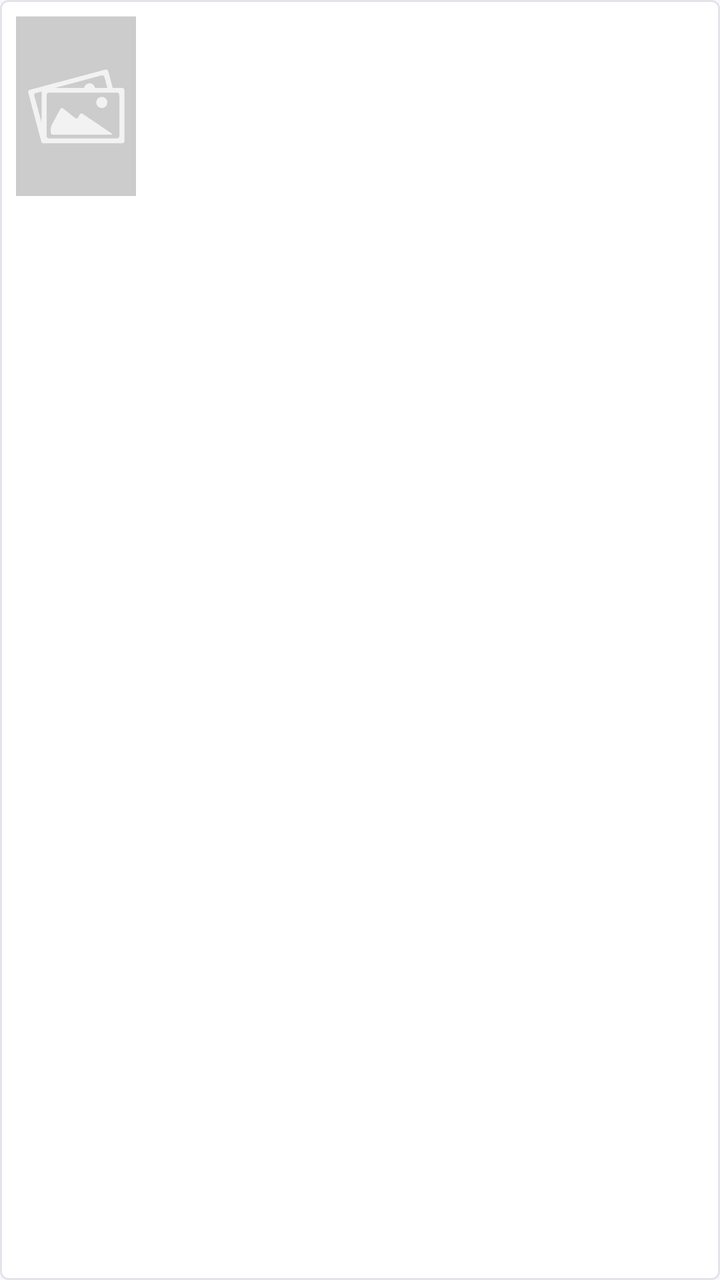
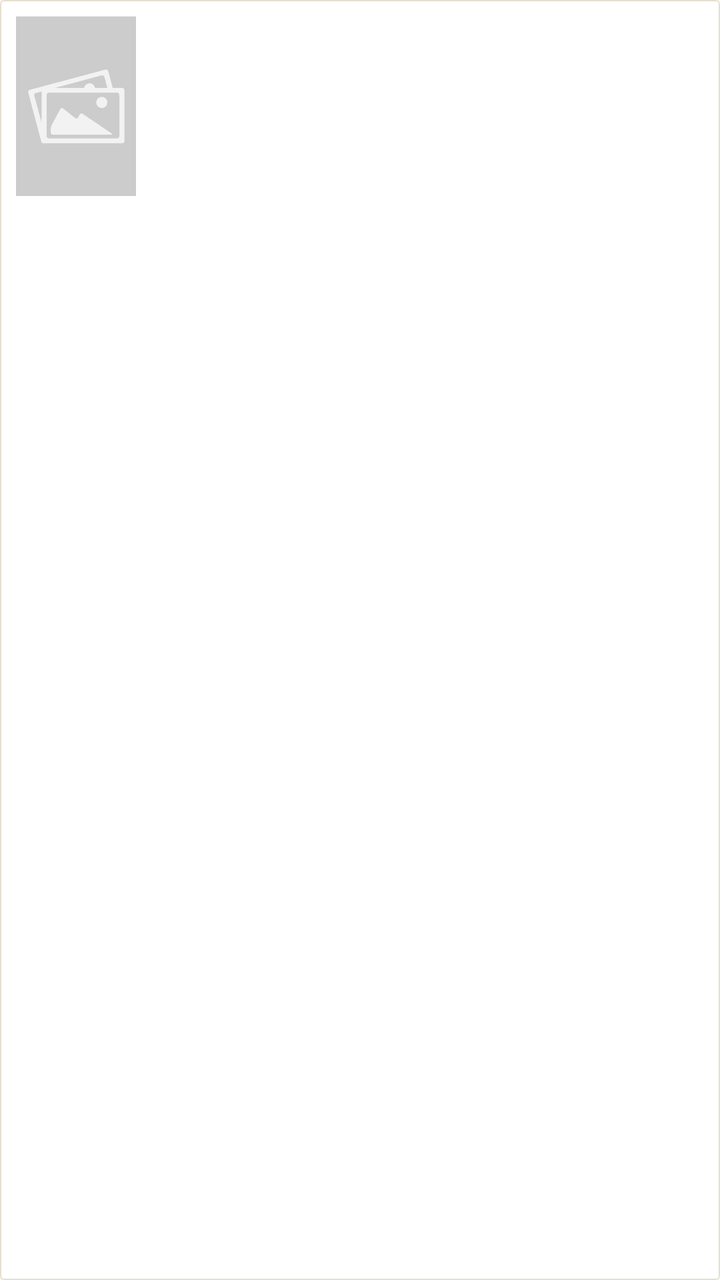

The first picture is an Android layout as it rendered before a commit; the second is the same layout after the commit. The layout source and the unified diff follow.
<!-- AndroidManifest.xml: application theme Theme.CineXplora -->
<!-- res/layout/item_filmography.xml -->
<?xml version="1.0" encoding="utf-8"?>
<com.google.android.material.card.MaterialCardView xmlns:android="http://schemas.android.com/apk/res/android"
    xmlns:app="http://schemas.android.com/apk/res-auto"
    android:layout_width="match_parent"
    android:layout_height="wrap_content"
    android:layout_marginHorizontal="@dimen/space_lg"
    android:layout_marginBottom="@dimen/space_sm"
    app:cardCornerRadius="@dimen/radius_sm"
    app:cardElevation="0dp"
    app:strokeWidth="@dimen/card_border_width"
    app:strokeColor="?android:attr/listDivider">

    <LinearLayout
        android:layout_width="match_parent"
        android:layout_height="wrap_content"
        android:orientation="horizontal"
        android:padding="8dp">

        <ImageView
            android:id="@+id/imgFilmographyPoster"
            android:layout_width="60dp"
            android:layout_height="90dp"
            android:scaleType="centerCrop"
            android:src="@drawable/placeholder" />

        <LinearLayout
            android:layout_width="0dp"
            android:layout_height="wrap_content"
            android:layout_weight="1"
            android:layout_marginStart="12dp"
            android:layout_gravity="center_vertical"
            android:orientation="vertical">

            <TextView
                android:id="@+id/txtFilmographyTitle"
                android:layout_width="match_parent"
                android:layout_height="wrap_content"
                android:ellipsize="end"
                android:maxLines="2"
                android:textColor="?android:attr/textColorPrimary"
                android:textSize="15sp"
                android:textStyle="bold" />

            <LinearLayout
                android:layout_width="match_parent"
                android:layout_height="wrap_content"
                android:layout_marginTop="4dp"
                android:gravity="center_vertical"
                android:orientation="horizontal">

                <TextView
                    android:id="@+id/txtFilmographyYear"
                    android:layout_width="wrap_content"
                    android:layout_height="wrap_content"
                    android:textColor="?android:attr/textColorSecondary"
                    android:textSize="13sp" />

                <TextView
                    android:id="@+id/txtFilmographyType"
                    android:layout_width="wrap_content"
                    android:layout_height="wrap_content"
                    android:layout_marginStart="8dp"
                    android:paddingHorizontal="8dp"
                    android:paddingVertical="2dp"
                    android:textColor="@android:color/white"
                    android:textSize="11sp"
                    android:textStyle="bold" />
            </LinearLayout>

            <TextView
                android:id="@+id/txtFilmographyRole"
                android:layout_width="match_parent"
                android:layout_height="wrap_content"
                android:layout_marginTop="4dp"
                android:ellipsize="end"
                android:maxLines="1"
                android:textColor="?android:attr/textColorSecondary"
                android:textSize="13sp" />

        </LinearLayout>
    </LinearLayout>
</com.google.android.material.card.MaterialCardView>
<!-- resources referenced by this layout -->
<resources>
  <dimen name="card_border_width">1dp</dimen>
  <dimen name="radius_sm">4dp</dimen>
  <style name="Base.Theme.CineXplora" parent="Theme.Material3.DayNight.NoActionBar">
  
          <item name="colorPrimary">@color/light_accent_primary</item>
          <item name="colorPrimaryVariant">@color/light_accent_primary_variant</item>
          <item name="colorOnPrimary">@color/light_on_accent</item>
          <item name="colorSecondary">@color/light_accent_secondary</item>
          <item name="colorOnSecondary">@color/light_on_accent</item>
  
  
          <item name="android:windowBackground">@color/light_background</item>
          <item name="colorSurface">@color/light_surface</item>
          <item name="colorSurfaceVariant">@color/light_surface_elevated</item>
          <item name="colorOnSurface">@color/light_text_primary</item>
          <item name="colorOnSurfaceVariant">@color/light_text_secondary</item>
  
          <item name="android:textColorPrimary">@color/light_text_primary</item>
          <item name="android:textColorSecondary">@color/light_text_secondary</item>
          <item name="android:textColorHint">@color/light_text_disabled</item>
  
          <item name="colorControlNormal">@color/light_text_secondary</item>
          <item name="colorControlActivated">@color/light_accent_primary</item>
          <item name="colorError">@color/light_error</item>
  
          <item name="android:statusBarColor">@color/light_background</item>
          <item name="android:windowLightStatusBar">true</item>
  
          <item name="android:listDivider">@color/light_divider</item>
  
          <item name="accentGlow">@color/light_accent_glow</item>
          <item name="badgeMovie">@color/light_badge_movie</item>
          <item name="badgeSerie">@color/light_badge_serie</item>
          <item name="errorSurface">@color/light_error_surface</item>
          <item name="successColor">@color/light_success</item>
          <item name="successSurface">@color/light_success_surface</item>
          <item name="surfaceElevated">@color/light_surface_elevated</item>
  
          <item name="textInputStyle">@style/CineXplora.TextInputLayout</item>
          <item name="materialButtonStyle">@style/CineXplora.Button</item>
          <item name="materialCardViewStyle">@style/CineXplora.Card</item>
          <item name="alertDialogTheme">@style/CineXplora.AlertDialog</item>
      </style>
  <color name="light_accent_primary">#6C5CE7</color>
  <color name="light_accent_primary_variant">#5A4BD1</color>
  <color name="light_accent_secondary">#00D2D3</color>
  <color name="light_background">#F8F9FA</color>
  <color name="light_surface_elevated">#F0F1F3</color>
  <color name="light_text_primary">#0D0F13</color>
  <color name="light_text_secondary">#5A5F6B</color>
  <color name="light_text_disabled">#A0A4AD</color>
  <color name="light_error">#E74C3C</color>
  <color name="light_divider">#E2E4E9</color>
  <color name="light_accent_glow">#1A6C5CE7</color>
  <color name="light_badge_movie">#6C5CE7</color>
  <color name="light_badge_serie">#00D2D3</color>
  <color name="light_error_surface">#FDECEC</color>
  <color name="light_success">#27AE60</color>
  <color name="light_success_surface">#E8F8EF</color>
  <style name="CineXplora.TextInputLayout" parent="Widget.Material3.TextInputLayout.OutlinedBox">
          <item name="boxCornerRadiusTopStart">@dimen/radius_sm</item>
          <item name="boxCornerRadiusTopEnd">@dimen/radius_sm</item>
          <item name="boxCornerRadiusBottomStart">@dimen/radius_sm</item>
          <item name="boxCornerRadiusBottomEnd">@dimen/radius_sm</item>
          <item name="boxStrokeColor">?android:attr/listDivider</item>
          <item name="boxStrokeWidthFocused">2dp</item>
          <item name="hintTextColor">?attr/colorPrimary</item>
      </style>
  <style name="CineXplora.Button" parent="Widget.Material3.Button">
          <item name="cornerRadius">@dimen/radius_sm</item>
          <item name="android:minHeight">@dimen/button_height</item>
          <item name="backgroundTint">?attr/colorPrimary</item>
          <item name="android:textColor">?attr/colorOnPrimary</item>
          <item name="android:textSize">14sp</item>
          <item name="android:textStyle">bold</item>
          <item name="android:letterSpacing">0.02</item>
          <item name="android:textAllCaps">false</item>
      </style>
  <style name="CineXplora.Card" parent="Widget.Material3.CardView.Filled">
          <item name="cardCornerRadius">@dimen/radius_sm</item>
          <item name="cardElevation">0dp</item>
          <item name="strokeWidth">@dimen/card_border_width</item>
          <item name="strokeColor">?android:attr/listDivider</item>
          <item name="cardBackgroundColor">?attr/colorSurface</item>
      </style>
  <style name="CineXplora.AlertDialog" parent="ThemeOverlay.Material3.MaterialAlertDialog">
          <item name="android:background">@drawable/bg_dialog</item>
          <item name="android:windowMinWidthMajor">80%</item>
          <item name="android:windowMinWidthMinor">90%</item>
          <item name="buttonBarPositiveButtonStyle">@style/CineXplora.AlertDialog.Button</item>
          <item name="buttonBarNegativeButtonStyle">@style/CineXplora.AlertDialog.Button.Negative</item>
      </style>
  <!-- drawable bg_dialog (drawable) -->
  <?xml version="1.0" encoding="utf-8"?>
  <shape xmlns:android="http://schemas.android.com/apk/res/android">
      <solid android:color="?attr/colorSurface" />
      <corners android:radius="@dimen/radius_lg" />
  </shape>
  <style name="CineXplora.AlertDialog.Button" parent="Widget.Material3.Button.TextButton">
          <item name="android:textColor">?attr/colorPrimary</item>
          <item name="android:textStyle">bold</item>
          <item name="android:textAllCaps">false</item>
      </style>
  <style name="CineXplora.AlertDialog.Button.Negative" parent="Widget.Material3.Button.TextButton">
          <item name="android:textColor">?android:attr/textColorSecondary</item>
          <item name="android:textAllCaps">false</item>
      </style>
  <dimen name="radius_lg">4dp</dimen>
  <!-- unchanged entries left out for length: 7 -->
</resources>

<!-- the commit's change to res/layout/item_filmography.xml (unified diff, before → after) -->
@@ -62,7 +62,7 @@
                     android:layout_marginStart="8dp"
                     android:paddingHorizontal="8dp"
                     android:paddingVertical="2dp"
-                    android:textColor="@android:color/white"
+                    android:textColor="?attr/colorPrimary"
                     android:textSize="11sp"
                     android:textStyle="bold" />
             </LinearLayout>
<!-- resource entries referenced after the edit -->
@@ -1,7 +1,7 @@
 <!-- resources referenced by this layout -->
 <resources>
-  <dimen name="card_border_width">1dp</dimen>
-  <dimen name="radius_sm">4dp</dimen>
+  <dimen name="card_border_width">0.75dp</dimen>
+  <dimen name="radius_sm">2dp</dimen>
   <style name="Base.Theme.CineXplora" parent="Theme.Material3.DayNight.NoActionBar">
   
           <item name="colorPrimary">@color/light_accent_primary</item>
@@ -9,7 +9,6 @@
           <item name="colorOnPrimary">@color/light_on_accent</item>
           <item name="colorSecondary">@color/light_accent_secondary</item>
           <item name="colorOnSecondary">@color/light_on_accent</item>
-  
   
           <item name="android:windowBackground">@color/light_background</item>
           <item name="colorSurface">@color/light_surface</item>
@@ -23,10 +22,14 @@
   
           <item name="colorControlNormal">@color/light_text_secondary</item>
           <item name="colorControlActivated">@color/light_accent_primary</item>
+          
+          <item name="colorControlHighlight">#1A8C6D1F</item>
           <item name="colorError">@color/light_error</item>
   
           <item name="android:statusBarColor">@color/light_background</item>
           <item name="android:windowLightStatusBar">true</item>
+          <item name="android:navigationBarColor">@color/light_background</item>
+          <item name="android:windowLightNavigationBar" tools:targetApi="o_mr1">true</item>
   
           <item name="android:listDivider">@color/light_divider</item>
   
@@ -42,72 +45,122 @@
           <item name="materialButtonStyle">@style/CineXplora.Button</item>
           <item name="materialCardViewStyle">@style/CineXplora.Card</item>
           <item name="alertDialogTheme">@style/CineXplora.AlertDialog</item>
+          <item name="materialAlertDialogTheme">@style/CineXplora.AlertDialog</item>
       </style>
-  <color name="light_accent_primary">#6C5CE7</color>
-  <color name="light_accent_primary_variant">#5A4BD1</color>
-  <color name="light_accent_secondary">#00D2D3</color>
-  <color name="light_background">#F8F9FA</color>
-  <color name="light_surface_elevated">#F0F1F3</color>
-  <color name="light_text_primary">#0D0F13</color>
-  <color name="light_text_secondary">#5A5F6B</color>
-  <color name="light_text_disabled">#A0A4AD</color>
-  <color name="light_error">#E74C3C</color>
-  <color name="light_divider">#E2E4E9</color>
-  <color name="light_accent_glow">#1A6C5CE7</color>
-  <color name="light_badge_movie">#6C5CE7</color>
-  <color name="light_badge_serie">#00D2D3</color>
-  <color name="light_error_surface">#FDECEC</color>
-  <color name="light_success">#27AE60</color>
-  <color name="light_success_surface">#E8F8EF</color>
+  <color name="light_accent_primary">#8C6D1F</color>
+  <color name="light_accent_primary_variant">#6E5618</color>
+  <color name="light_accent_secondary">#B8962E</color>
+  <color name="light_background">#FAF7F0</color>
+  <color name="light_surface_elevated">#F1ECE0</color>
+  <color name="light_text_primary">#171410</color>
+  <color name="light_text_secondary">#6B6353</color>
+  <color name="light_text_disabled">#B3AB99</color>
+  <color name="light_error">#B3362E</color>
+  <color name="light_divider">#E5DFD0</color>
+  <color name="light_accent_glow">#1A8C6D1F</color>
+  <color name="light_badge_movie">#8C6D1F</color>
+  <color name="light_badge_serie">#6E5694</color>
+  <color name="light_error_surface">#F9E9E7</color>
+  <color name="light_success">#4F7A3D</color>
+  <color name="light_success_surface">#EBF2E5</color>
   <style name="CineXplora.TextInputLayout" parent="Widget.Material3.TextInputLayout.OutlinedBox">
           <item name="boxCornerRadiusTopStart">@dimen/radius_sm</item>
           <item name="boxCornerRadiusTopEnd">@dimen/radius_sm</item>
           <item name="boxCornerRadiusBottomStart">@dimen/radius_sm</item>
           <item name="boxCornerRadiusBottomEnd">@dimen/radius_sm</item>
           <item name="boxStrokeColor">?android:attr/listDivider</item>
-          <item name="boxStrokeWidthFocused">2dp</item>
+          <item name="boxStrokeWidthFocused">1.5dp</item>
           <item name="hintTextColor">?attr/colorPrimary</item>
+          <item name="boxBackgroundColor">?attr/surfaceElevated</item>
       </style>
   <style name="CineXplora.Button" parent="Widget.Material3.Button">
           <item name="cornerRadius">@dimen/radius_sm</item>
           <item name="android:minHeight">@dimen/button_height</item>
-          <item name="backgroundTint">?attr/colorPrimary</item>
-          <item name="android:textColor">?attr/colorOnPrimary</item>
+          <item name="backgroundTint">@null</item>
+          <item name="android:background">@drawable/bg_button_gold</item>
+          <item name="android:textColor">@color/dark_on_accent</item>
           <item name="android:textSize">14sp</item>
           <item name="android:textStyle">bold</item>
-          <item name="android:letterSpacing">0.02</item>
+          <item name="android:letterSpacing">0.06</item>
           <item name="android:textAllCaps">false</item>
+          <item name="iconTint">@color/dark_on_accent</item>
       </style>
   <style name="CineXplora.Card" parent="Widget.Material3.CardView.Filled">
-          <item name="cardCornerRadius">@dimen/radius_sm</item>
+          <item name="cardCornerRadius">@dimen/radius_md</item>
           <item name="cardElevation">0dp</item>
           <item name="strokeWidth">@dimen/card_border_width</item>
           <item name="strokeColor">?android:attr/listDivider</item>
           <item name="cardBackgroundColor">?attr/colorSurface</item>
       </style>
   <style name="CineXplora.AlertDialog" parent="ThemeOverlay.Material3.MaterialAlertDialog">
-          <item name="android:background">@drawable/bg_dialog</item>
           <item name="android:windowMinWidthMajor">80%</item>
           <item name="android:windowMinWidthMinor">90%</item>
-          <item name="buttonBarPositiveButtonStyle">@style/CineXplora.AlertDialog.Button</item>
+          
+          <item name="shapeAppearanceMediumComponent">@style/ShapeAppearance.CineXplora.Dialog</item>
+          
+          <item name="buttonBarPositiveButtonStyle">@style/CineXplora.AlertDialog.Button.Positive</item>
           <item name="buttonBarNegativeButtonStyle">@style/CineXplora.AlertDialog.Button.Negative</item>
+          <item name="buttonBarNeutralButtonStyle">@style/CineXplora.AlertDialog.Button.Neutral</item>
       </style>
-  <!-- drawable bg_dialog (drawable) -->
+  <!-- drawable bg_button_gold (drawable) -->
   <?xml version="1.0" encoding="utf-8"?>
-  <shape xmlns:android="http://schemas.android.com/apk/res/android">
-      <solid android:color="?attr/colorSurface" />
-      <corners android:radius="@dimen/radius_lg" />
-  </shape>
-  <style name="CineXplora.AlertDialog.Button" parent="Widget.Material3.Button.TextButton">
+  <selector xmlns:android="http://schemas.android.com/apk/res/android">
+      
+      <item android:state_enabled="false">
+          <shape android:shape="rectangle">
+              <solid android:color="?attr/surfaceElevated" />
+              <corners android:radius="@dimen/radius_sm" />
+          </shape>
+      </item>
+      
+      <item android:state_pressed="true">
+          <shape android:shape="rectangle">
+              <gradient
+                  android:angle="135"
+                  android:startColor="#D4A830"
+                  android:centerColor="#B8962E"
+                  android:endColor="#7A5D18"
+                  android:type="linear" />
+              <corners android:radius="@dimen/radius_sm" />
+          </shape>
+      </item>
+      
+      <item>
+          <shape android:shape="rectangle">
+              <gradient
+                  android:angle="135"
+                  android:startColor="@color/gold_gradient_start"
+                  android:centerColor="@color/gold_gradient_mid"
+                  android:endColor="@color/gold_gradient_end"
+                  android:type="linear" />
+              <corners android:radius="@dimen/radius_sm" />
+          </shape>
+      </item>
+  </selector>
+  <color name="dark_on_accent">#0B0A08</color>
+  <dimen name="radius_md">4dp</dimen>
+  <style name="ShapeAppearance.CineXplora.Dialog" parent="ShapeAppearance.Material3.MediumComponent">
+          <item name="cornerFamily">rounded</item>
+          <item name="cornerSize">@dimen/radius_md</item>
+      </style>
+  <style name="CineXplora.AlertDialog.Button.Positive" parent="Widget.Material3.Button.TextButton.Dialog">
           <item name="android:textColor">?attr/colorPrimary</item>
           <item name="android:textStyle">bold</item>
+          <item name="android:letterSpacing">0.04</item>
           <item name="android:textAllCaps">false</item>
+          <item name="rippleColor">?attr/accentGlow</item>
       </style>
-  <style name="CineXplora.AlertDialog.Button.Negative" parent="Widget.Material3.Button.TextButton">
+  <style name="CineXplora.AlertDialog.Button.Negative" parent="Widget.Material3.Button.TextButton.Dialog">
           <item name="android:textColor">?android:attr/textColorSecondary</item>
           <item name="android:textAllCaps">false</item>
       </style>
-  <dimen name="radius_lg">4dp</dimen>
+  <style name="CineXplora.AlertDialog.Button.Neutral" parent="Widget.Material3.Button.TextButton.Dialog">
+          <item name="android:textColor">?attr/colorPrimary</item>
+          <item name="android:textAllCaps">false</item>
+      </style>
+  <color name="gold_gradient_start">#F5D67B</color>
+  <color name="gold_gradient_mid">#D4AF37</color>
+  <color name="gold_gradient_end">#9A7520</color>
   <!-- unchanged entries left out for length: 7 -->
 </resources>
 
